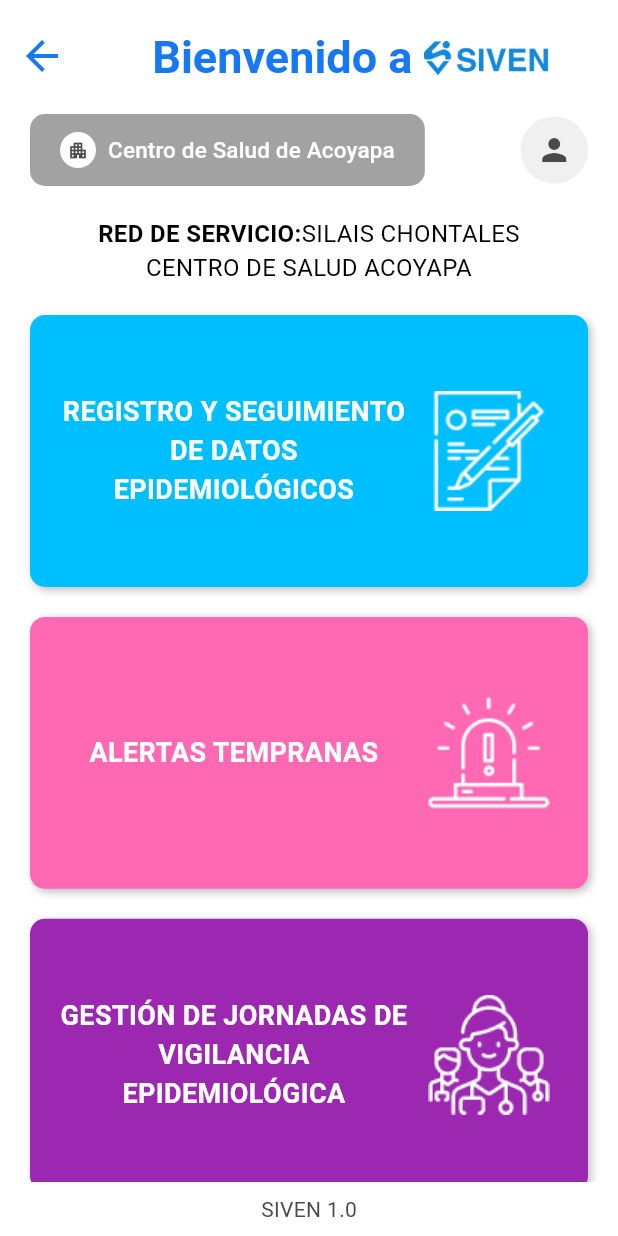
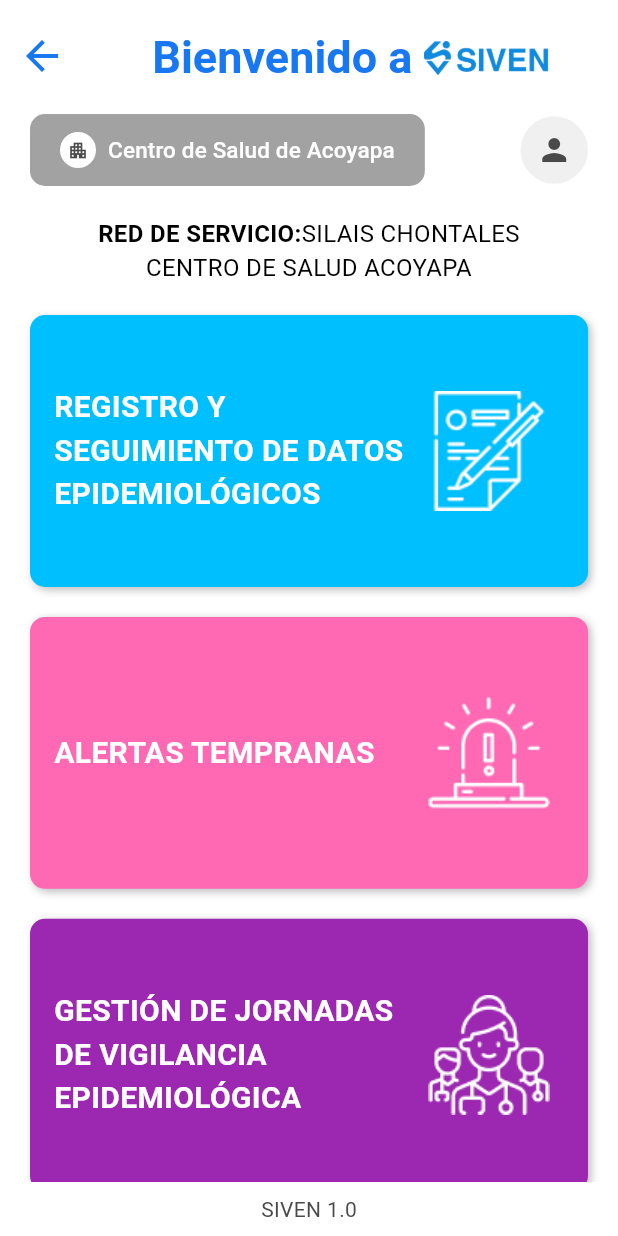
Before and after one commit to Alvaro-Hernandez/SIVEN_APP, a Flutter app: the Home screen opened by its route, on a phone screen of 412 x 824 dp. Run offline on Flutter 3.47's test engine with Material 3 defaults, Android fonts, the phone set to English and light mode, and no system bars; our stand-ins replace dropdown_search.

Commit message:
:lipstick: Modificacion de widget del home para justicar los texto

```diff
--- a/lib/widgets/custom_card.dart
+++ b/lib/widgets/custom_card.dart
@@ -29,7 +29,7 @@ class CustomCard extends StatelessWidget {
       onTap: onTap, // Usa el callback aquí para manejar el toque en la tarjeta.
       child: Container(
         width: double.infinity, // Ancho completo del contenedor.
-        height: screenHeight * 0.22, // Altura adaptada al 18% de la altura de la pantalla.
+        height: screenHeight * 0.22, // Altura adaptada al 22% de la altura de la pantalla.
         decoration: BoxDecoration(
           color: item.backgroundColor, // Color de fondo de la tarjeta.
           borderRadius: BorderRadius.circular(10), // Bordes redondeados de la tarjeta.
@@ -43,17 +43,17 @@ class CustomCard extends StatelessWidget {
         ),
         child: Row(
           children: [
-            SizedBox(width: 16), // Espaciador horizontal a la izquierda.
+            SizedBox(width: 16), // Espaciador horizontal a la izquierda para el padding.
             Expanded(
-              child: Center(
+              child: Align(
+                alignment: Alignment.centerLeft, // Alinea el texto a la izquierda.
                 child: Text(
                   item.text, // Texto de la tarjeta.
                   style: TextStyle(
                     color: Colors.white, // Color del texto.
-                    fontSize: 18, // Tamaño de fuente.
+                    fontSize: 20, // Tamaño de fuente.
                     fontWeight: FontWeight.bold, // Grosor de la fuente.
                   ),
-                  textAlign: TextAlign.center, // Alineación del texto.
                   maxLines: 3, // Número máximo de líneas.
                   overflow: TextOverflow.ellipsis, // Indicador de desbordamiento.
                 ),
```
